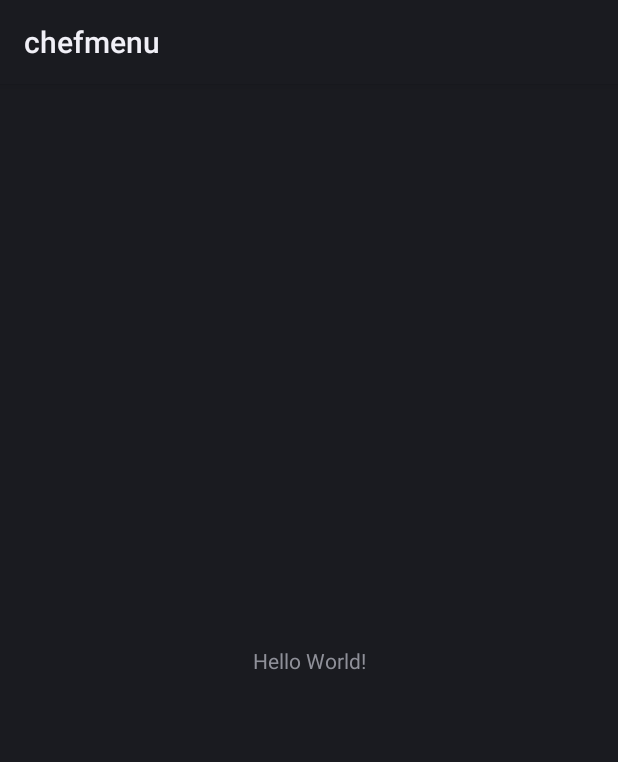
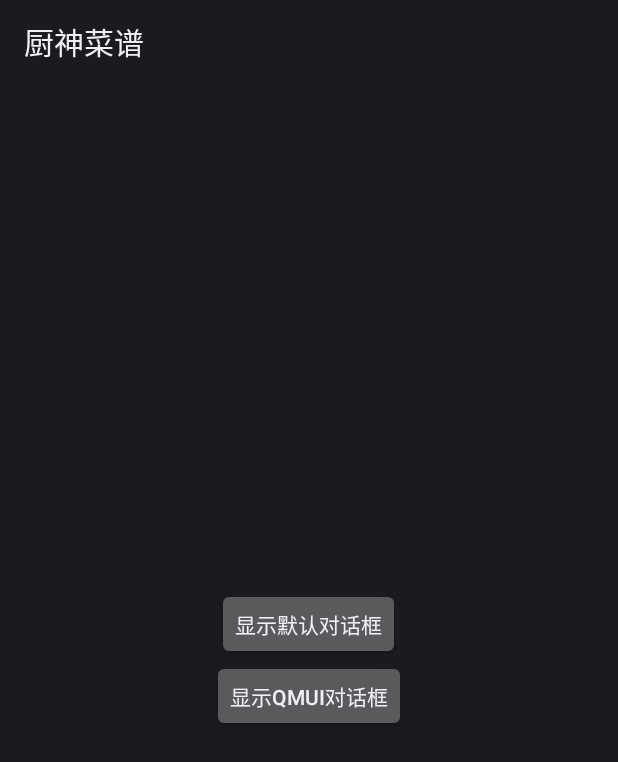
Before and after one commit to zhangshuaihaoshuai/chefmenu, an Android app: the layout activity_main.xml on its own in the app's theme, with its tools: preview values and no code run, on a phone screen of 412 x 824 dp. Shown: the top 762 px of the screen. Run offline under Robolectric (Android 15) with nearby library versions, the phone set to English and light mode, and no system bars.

```diff
--- a/app/src/main/res/layout/activity_main.xml
+++ b/app/src/main/res/layout/activity_main.xml
@@ -1,18 +1,33 @@
-<?xml version="1.0" encoding="utf-8"?>
-<androidx.constraintlayout.widget.ConstraintLayout xmlns:android="http://schemas.android.com/apk/res/android"
+<?xml version="1.0" encoding="utf-8"?><!--
+  ~ *************************************************************
+  ~ 文件：activity_main.xml  模块：app  项目：QMUI_Practise
+  ~ 当前修改时间：2018年05月29日 19:37:00
+  ~ 上次修改时间：2018年05月29日 19:36:55
+  ~ 作者：大路
+  ~ Copyright (c) 2018
+  ~ *************************************************************
+  -->
+
+<LinearLayout xmlns:android="http://schemas.android.com/apk/res/android"
     xmlns:app="http://schemas.android.com/apk/res-auto"
     xmlns:tools="http://schemas.android.com/tools"
     android:layout_width="match_parent"
     android:layout_height="match_parent"
+    android:gravity="center"
+    android:orientation="vertical"
     tools:context=".MainActivity">
 
-    <TextView
+    <Button
+        android:id="@+id/button_showDefaultDialog"
         android:layout_width="wrap_content"
         android:layout_height="wrap_content"
-        android:text="Hello World!"
-        app:layout_constraintBottom_toBottomOf="parent"
-        app:layout_constraintLeft_toLeftOf="parent"
-        app:layout_constraintRight_toRightOf="parent"
-        app:layout_constraintTop_toTopOf="parent" />
+        android:onClick="onClickShowDefaultDialog"
+        android:text="显示默认对话框"/>
 
-</androidx.constraintlayout.widget.ConstraintLayout>
+    <Button
+        android:id="@+id/button_showQMUIDialog"
+        android:layout_width="wrap_content"
+        android:layout_height="wrap_content"
+        android:onClick="onClickShowQMUIDialog"
+        android:text="显示QMUI对话框"/>
+</LinearLayout>
```
Also changed, not shown: app/build.gradle (+7 -0 lines), app/src/main/AndroidManifest.xml (+4 -3 lines), app/src/main/java/top/zsloveyd/chefmenu/MainActivity.java (+69 -0 lines), app/src/main/java/top/zsloveyd/chefmenu/SplashActivity.java (added, +82 -0 lines), app/src/main/java/top/zsloveyd/chefmenu/base/BaseActivity.java (added, +20 -0 lines), app/src/main/res/layout/splash_layout.xml (added, +26 -0 lines), app/src/main/res/mipmap-xhdpi/launch_logo.png (added), app/src/main/res/mipmap-xhdpi/logo.png (added), app/src/main/res/mipmap-xxhdpi/logo.png (added), app/src/main/res/mipmap-xxxhdpi/logo.png (added).
